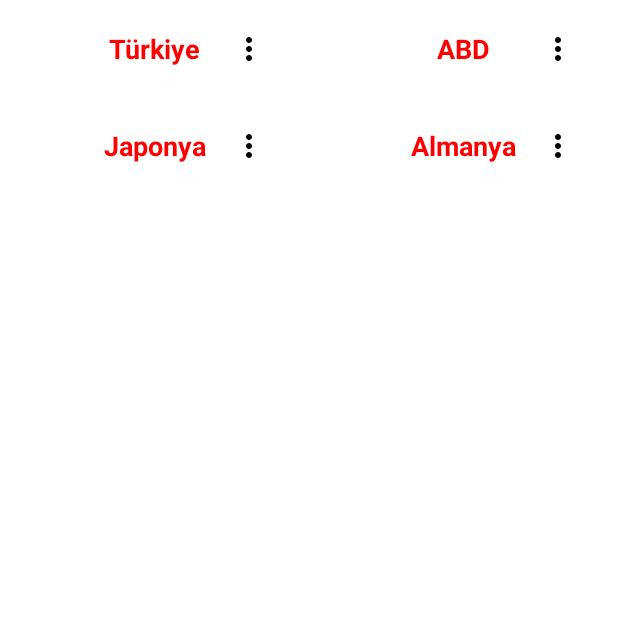
After one commit to vefacan/MaterialDesign, an Android app: the RecyclerViewVeCardView screen opened directly, with no data from a screen before it, on a phone screen of 412 x 824 dp, the top half of it. The commit adds this screen. Run offline under Robolectric (Android 15) with nearby library versions, the phone set to English and light mode, and no system bars.

Commit message:
Cardview ve Recycleview

```diff
--- a/app/src/main/AndroidManifest.xml
+++ b/app/src/main/AndroidManifest.xml
@@ -14,6 +14,9 @@
         android:theme="@style/Theme.MaterialDesign"
         tools:targetApi="31">
         <activity
+            android:name=".RecyclerViewVeCardView"
+            android:exported="false" />
+        <activity
             android:name=".MainActivity"
             android:exported="true">
             <intent-filter>
--- a/app/src/main/java/com/example/materialdesign/MainActivity.kt
+++ b/app/src/main/java/com/example/materialdesign/MainActivity.kt
@@ -1,5 +1,6 @@
 package com.example.materialdesign
 
+import android.content.Intent
 import androidx.appcompat.app.AppCompatActivity
 import android.os.Bundle
 import android.text.TextUtils
@@ -30,7 +31,6 @@ class MainActivity : AppCompatActivity() {
 
 
         buttonMainOnay.setOnClickListener {
-
             val ad = editTextAd.text.toString().trim()
             val tel = editTextTel.text.toString().trim()
 
@@ -38,20 +38,17 @@ class MainActivity : AppCompatActivity() {
                 Toast.makeText(this@MainActivity,"Bir isim giriniz.",Toast.LENGTH_SHORT).show()
                 return@setOnClickListener
             }
-
             if(TextUtils.isEmpty(tel)){
                 Toast.makeText(this@MainActivity,"Bir numara giriniz.",Toast.LENGTH_SHORT).show()
                 return@setOnClickListener
             }
-
             if (tel.length < 6){
                 Toast.makeText(this@MainActivity,"Telefon numarası en az 6 haneli olmalıdır.",Toast.LENGTH_SHORT).show()
                 return@setOnClickListener
             }
+            Toast.makeText(this@MainActivity,"İsminiz: $ad , Numaranız: $tel",Toast.LENGTH_SHORT).show()
 
-
-
-            Toast.makeText(this@MainActivity,"İsminiz: $ad , Numaranız: $tel",Toast.LENGTH_SHORT).show()
+            startActivity(Intent(this@MainActivity,RecyclerViewVeCardView::class.java))
         }
 
     }
@@ -59,7 +56,6 @@ class MainActivity : AppCompatActivity() {
      override fun onCreateOptionsMenu(menu: Menu): Boolean {
         menuInflater.inflate(R.menu.toolbar_menu,menu)
         return true
-
     }
 
     override fun onOptionsItemSelected(item: MenuItem): Boolean {
--- /dev/null
+++ b/app/src/main/java/com/example/materialdesign/RVAdapter.kt
@@ -0,0 +1,71 @@
+package com.example.materialdesign
+
+import android.content.Context
+import android.view.LayoutInflater
+import android.view.View
+import android.view.ViewGroup
+import android.widget.ImageView
+import android.widget.TextView
+import android.widget.Toast
+import androidx.appcompat.widget.PopupMenu
+import androidx.cardview.widget.CardView
+import androidx.recyclerview.widget.RecyclerView
+
+class RVAdapter(private val mContext:Context, private val ulkelerDisaridanGelenListe:List<Ulkeler>):RecyclerView.Adapter<RVAdapter.CardViewTasarimNesneleriniTutucu>() {
+
+    inner class CardViewTasarimNesneleriniTutucu(view:View):RecyclerView.ViewHolder(view){
+
+        var satirCardView:CardView
+        var satirYazi:TextView
+        var noktaResim:ImageView
+
+        init {
+            satirCardView = view.findViewById(R.id.satirCardView)
+            satirYazi = view.findViewById(R.id.satirYazi)
+            noktaResim = view.findViewById(R.id.noktaResim)
+        }
+    }
+
+    override fun onCreateViewHolder(parent: ViewGroup, viewType: Int): CardViewTasarimNesneleriniTutucu {
+        val tasarim = LayoutInflater.from(mContext).inflate(R.layout.card_tasarimi,parent,false)
+        return CardViewTasarimNesneleriniTutucu(tasarim)
+    }
+
+    override fun onBindViewHolder(holder: CardViewTasarimNesneleriniTutucu, position: Int) {
+
+        val ulke = ulkelerDisaridanGelenListe[position]
+
+        holder.satirYazi.text = ulke.ulkeAdi
+        holder.satirCardView.setOnClickListener {
+            Toast.makeText(mContext,"Seçtiğiniz ülke:${ulke.ulkeAdi}",Toast.LENGTH_SHORT).show()
+        }
+
+        holder.noktaResim.setOnClickListener {
+
+            val popup = PopupMenu(mContext,holder.noktaResim)
+
+            popup.menuInflater.inflate(R.menu.popup_menu,popup.menu)
+            popup.show()
+
+            popup.setOnMenuItemClickListener { item->
+
+                when(item.itemId){
+
+                    R.id.action_sil -> {
+                        Toast.makeText(mContext,"Sil:${ulke.ulkeAdi}",Toast.LENGTH_SHORT).show()
+                        true
+                    }
+                    R.id.action_duzenle -> {
+                        Toast.makeText(mContext,"Düzenle:${ulke.ulkeAdi}",Toast.LENGTH_SHORT).show()
+                        true
+                    }
+                    else ->false
+                }
+            }
+        }
+    }
+
+    override fun getItemCount(): Int {
+        return ulkelerDisaridanGelenListe.size
+    }
+}
--- /dev/null
+++ b/app/src/main/java/com/example/materialdesign/RecyclerViewVeCardView.kt
@@ -0,0 +1,38 @@
+package com.example.materialdesign
+
+import androidx.appcompat.app.AppCompatActivity
+import android.os.Bundle
+import androidx.recyclerview.widget.LinearLayoutManager
+import androidx.recyclerview.widget.StaggeredGridLayoutManager
+import kotlinx.android.synthetic.main.activity_recycler_view_ve_card_view.*
+
+class RecyclerViewVeCardView : AppCompatActivity() {
+
+    private lateinit var ulkelerList:ArrayList<Ulkeler>
+    private lateinit var adapter:RVAdapter
+
+    override fun onCreate(savedInstanceState: Bundle?) {
+        super.onCreate(savedInstanceState)
+        setContentView(R.layout.activity_recycler_view_ve_card_view)
+
+        rv.setHasFixedSize(true)
+        //rv.layoutManager = LinearLayoutManager(this@RecyclerViewVeCardView)
+        rv.layoutManager = StaggeredGridLayoutManager(2,StaggeredGridLayoutManager.VERTICAL)
+
+        val u1 = Ulkeler(1,"Türkiye")
+        val u2 = Ulkeler(2,"ABD")
+        val u3 = Ulkeler(3,"Japonya")
+        val u4 = Ulkeler(4,"Almanya")
+
+        ulkelerList = ArrayList<Ulkeler>()
+        ulkelerList.add(u1)
+        ulkelerList.add(u2)
+        ulkelerList.add(u3)
+        ulkelerList.add(u4)
+
+        adapter = RVAdapter(this@RecyclerViewVeCardView,ulkelerList)
+
+        rv.adapter = adapter
+
+    }
+}
--- /dev/null
+++ b/app/src/main/java/com/example/materialdesign/Ulkeler.kt
@@ -0,0 +1,9 @@
+package com.example.materialdesign
+
+data class Ulkeler(var ulkeNo: Int, var ulkeAdi: String) {
+
+
+
+
+
+}
--- /dev/null
+++ b/app/src/main/res/drawable/resim_more.xml
@@ -0,0 +1,5 @@
+<vector android:height="24dp" android:tint="#000000"
+    android:viewportHeight="24" android:viewportWidth="24"
+    android:width="24dp" xmlns:android="http://schemas.android.com/apk/res/android">
+    <path android:fillColor="@android:color/white" android:pathData="M12,8c1.1,0 2,-0.9 2,-2s-0.9,-2 -2,-2 -2,0.9 -2,2 0.9,2 2,2zM12,10c-1.1,0 -2,0.9 -2,2s0.9,2 2,2 2,-0.9 2,-2 -0.9,-2 -2,-2zM12,16c-1.1,0 -2,0.9 -2,2s0.9,2 2,2 2,-0.9 2,-2 -0.9,-2 -2,-2z"/>
+</vector>
--- /dev/null
+++ b/app/src/main/res/layout/activity_recycler_view_ve_card_view.xml
@@ -0,0 +1,18 @@
+<?xml version="1.0" encoding="utf-8"?>
+<androidx.constraintlayout.widget.ConstraintLayout xmlns:android="http://schemas.android.com/apk/res/android"
+    xmlns:app="http://schemas.android.com/apk/res-auto"
+    xmlns:tools="http://schemas.android.com/tools"
+    android:layout_width="match_parent"
+    android:layout_height="match_parent"
+    tools:context=".RecyclerViewVeCardView">
+
+    <androidx.recyclerview.widget.RecyclerView
+        android:id="@+id/rv"
+        android:layout_width="match_parent"
+        android:layout_height="match_parent"
+        app:layout_constraintBottom_toBottomOf="parent"
+        app:layout_constraintEnd_toEndOf="parent"
+        app:layout_constraintHorizontal_bias="0.5"
+        app:layout_constraintStart_toStartOf="parent"
+        app:layout_constraintTop_toTopOf="parent" />
+</androidx.constraintlayout.widget.ConstraintLayout>
--- /dev/null
+++ b/app/src/main/res/layout/card_tasarimi.xml
@@ -0,0 +1,48 @@
+<?xml version="1.0" encoding="utf-8"?>
+<LinearLayout xmlns:android="http://schemas.android.com/apk/res/android"
+    xmlns:app="http://schemas.android.com/apk/res-auto"
+    xmlns:tools="http://schemas.android.com/tools"
+    android:layout_width="match_parent"
+    android:layout_height="wrap_content"
+    android:orientation="vertical">
+
+    <androidx.cardview.widget.CardView
+        android:id="@+id/satirCardView"
+        android:layout_width="match_parent"
+        android:layout_height="match_parent"
+        app:cardBackgroundColor="#FFFFFF"
+        app:cardCornerRadius="10dp"
+        android:layout_margin="10dp"
+        app:contentPadding="10dp">
+
+        <androidx.constraintlayout.widget.ConstraintLayout
+            android:layout_width="match_parent"
+            android:layout_height="match_parent">
+
+            <TextView
+                android:id="@+id/satirYazi"
+                android:layout_width="wrap_content"
+                android:layout_height="wrap_content"
+                android:text="TextView"
+                android:textColor="#FF0000"
+                android:textSize="18sp"
+                android:textStyle="bold"
+                app:layout_constraintBottom_toBottomOf="parent"
+                app:layout_constraintEnd_toEndOf="parent"
+                app:layout_constraintHorizontal_bias="0.5"
+                app:layout_constraintStart_toStartOf="parent"
+                app:layout_constraintTop_toTopOf="parent" />
+
+            <ImageView
+                android:id="@+id/noktaResim"
+                android:layout_width="wrap_content"
+                android:layout_height="wrap_content"
+                android:layout_marginEnd="8dp"
+                app:layout_constraintBottom_toBottomOf="parent"
+                app:layout_constraintEnd_toEndOf="parent"
+                app:layout_constraintTop_toTopOf="parent"
+                app:srcCompat="@drawable/resim_more" />
+
+        </androidx.constraintlayout.widget.ConstraintLayout>
+    </androidx.cardview.widget.CardView>
+</LinearLayout>
--- /dev/null
+++ b/app/src/main/res/menu/popup_menu.xml
@@ -0,0 +1,10 @@
+<?xml version="1.0" encoding="utf-8"?>
+<menu xmlns:android="http://schemas.android.com/apk/res/android">
+
+    <item
+        android:id="@+id/action_sil"
+        android:title="Sil" />
+    <item
+        android:id="@+id/action_duzenle"
+        android:title="Düzenle" />
+</menu>
```
